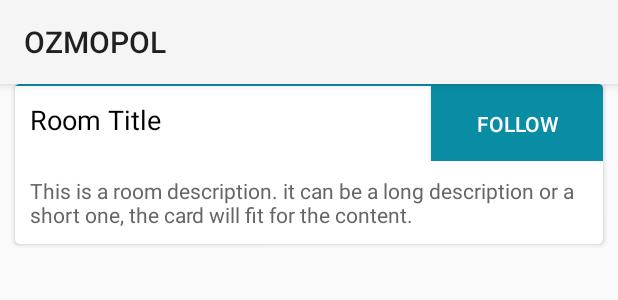
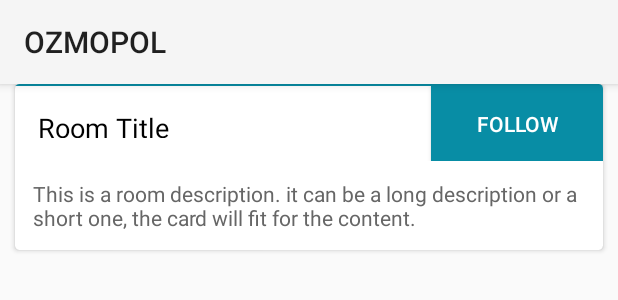
Before and after one commit to OZMOPOL/OZMO-ANDROID, an Android app: the layout room_item.xml on its own in the app's theme, with its tools: preview values and no code run, on a phone screen of 412 x 824 dp. Shown: the top 300 px of the screen. Run offline under Robolectric (Android 15) with nearby library versions, the light colour scheme and no system bars.

```diff
--- a/app/src/main/java/com/ozu/ozmo/ozmopol/PostsAdapter.java
+++ b/app/src/main/java/com/ozu/ozmo/ozmopol/PostsAdapter.java
@@ -7,6 +7,7 @@ import android.app.FragmentTransaction;
 import android.content.Context;
 import android.graphics.Color;
 import android.media.Image;
+import android.util.DisplayMetrics;
 import android.view.LayoutInflater;
 import android.view.View;
 import android.view.ViewGroup;
@@ -84,7 +85,7 @@ public class PostsAdapter extends BaseAdapter {
             vh.voteCount= (TextView)convertView.findViewById(R.id.tv_votes);
             vh.postUserName = (TextView) convertView.findViewById(R.id.tv_user);
             vh.postCDate = (TextView) convertView.findViewById(R.id.tv_createDate);
-            vh.goToPostButton=(ImageButton) convertView.findViewById(R.id.tv_go2post);
+            //vh.goToPostButton=(ImageButton) convertView.findViewById(R.id.tv_go2post);
             vh.votesLayer=(LinearLayout)convertView.findViewById(R.id.votes_layout);
             vh.voteDownButton=(ImageButton)convertView.findViewById(R.id.tv_vote_down);
             vh.voteUpButton=(ImageButton)convertView.findViewById(R.id.tv_vote_up);
@@ -99,6 +100,7 @@ public class PostsAdapter extends BaseAdapter {
             vh.postUserName.setText(post.fkPostUserId.userName);
             vh.postCDate.setText(post.postCDate);
             vh.room.setText(post.fkPostRoomId.roomTitle);
+
 
             final Vote vote = post.vote;
             if(vote!=null){
@@ -309,6 +311,8 @@ public class PostsAdapter extends BaseAdapter {
         });
 
     }
+
+
     //added on 17.03.2015 - 16.59
     //where should those functions be run at, in order to
     //give functionality to the elements of
--- a/app/src/main/res/layout/fragment_dialog_login.xml
+++ b/app/src/main/res/layout/fragment_dialog_login.xml
@@ -3,7 +3,8 @@
     android:orientation="vertical"
     android:layout_width="wrap_content"
     android:layout_height="wrap_content"
-    android:layout_gravity="center">
+    android:layout_gravity="center"
+ >
 
     <TextView
         android:layout_width="wrap_content"
--- a/app/src/main/res/layout/room_item.xml
+++ b/app/src/main/res/layout/room_item.xml
@@ -10,7 +10,7 @@
     android:layout_height="wrap_content"
     android:elevation="10px"
     card_view:cardBackgroundColor="@color/whiteColor"
-    card_view:cardCornerRadius="3dp"
+    card_view:cardCornerRadius="3sp"
     android:layout_marginLeft="@dimen/margin_large"
     android:layout_marginRight="@dimen/margin_large"
     >
@@ -22,28 +22,28 @@
 
         <View
             android:layout_width="fill_parent"
-            android:layout_height="1dp"
+            android:layout_height="1sp"
             android:background="@color/line_color"
             />
 
 <LinearLayout
     android:layout_width="fill_parent"
-    android:layout_height="50dp"
+    android:layout_height="50sp"
     android:id="@+id/room_Title_follower"
     android:orientation="horizontal">
 
 
     <TextView
-        android:layout_width="248dp"
+        android:layout_width="248sp"
         android:layout_height="fill_parent"
-        android:padding="10dp"
+        android:padding="15sp"
         android:text="Room Title"
-        android:textSize="18dp"
+        android:textSize="18sp"
         android:textColor="@color/title_color"
         android:id="@+id/room_title"
         android:layout_weight="2" />
     <Button
-        android:layout_width="100dp"
+        android:layout_width="100sp"
         android:layout_height="fill_parent"
         android:text="@string/follow"
         android:layout_weight="1"
@@ -56,7 +56,7 @@
         android:layout_width="fill_parent"
         android:layout_height="wrap_content"
         android:textColor="@color/content_abstract_color"
-        android:padding="10dp"
+        android:padding="12sp"
 
         android:text="This is a room description. it can be a long description or a short one, the card will fit for the content."
         android:id="@+id/room_description" />
--- a/app/src/main/res/values/dimens.xml
+++ b/app/src/main/res/values/dimens.xml
@@ -1,8 +1,9 @@
 
 <resources>
 <!-- Default screen margins, per the Android Design guidelines. -->
-<dimen name="activity_horizontal_margin">16dp</dimen>
-<dimen name="activity_vertical_margin">16dp</dimen>
+<dimen name="activity_horizontal_margin">8dp</dimen>
+<dimen name="activity_vertical_margin">8dp</dimen>
+
 <dimen name="margin_large">10dp</dimen>
 <dimen name="text_width">200px</dimen>
     <dimen name="text_height">50px</dimen>
```
Also changed, not shown: app/src/main/java/com/ozu/ozmo/ozmopol/DialogSignup.java (+24 -7 lines), app/src/main/java/com/ozu/ozmo/ozmopol/OzmoActivity.java (+18 -11 lines), app/src/main/res/layout/fragment_dialog_signup.xml (+37 -0 lines), app/src/main/res/drawable/profile_background.jpg.
